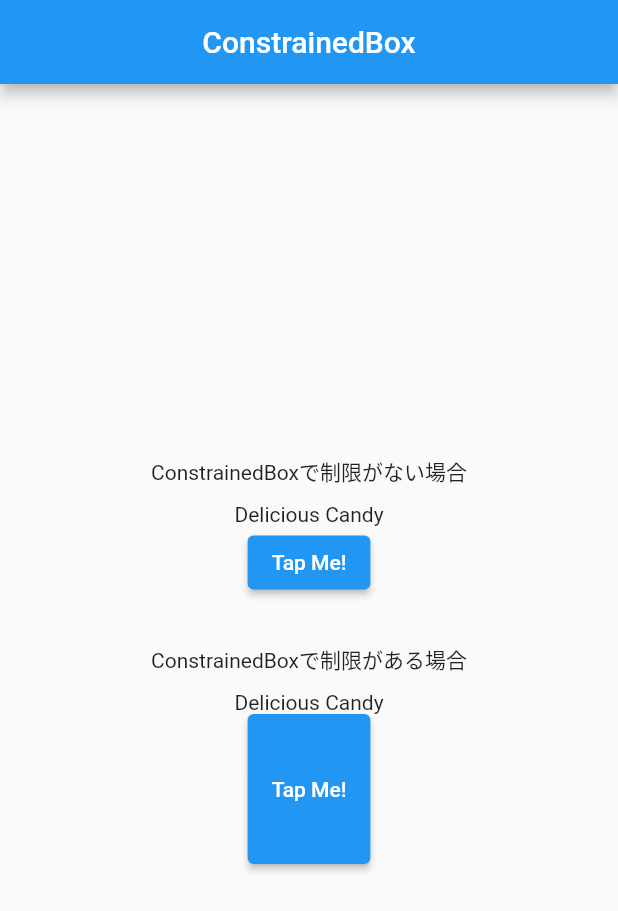
After one commit to nobushiueshi/flutter_widget_of_the_week, a Flutter app: the SamplePage048 screen opened directly, on a phone screen of 412 x 824 dp. The commit adds this screen. Shown: the top 911 px of the screen. Run offline on Flutter 3.47's test engine with Material 2 defaults, Android fonts, the phone set to English and light mode, and no system bars.

Commit message:
#048 ConstrainedBoxを追加.

```diff
--- a/lib/presentation/pages/sample/sample040_page_data_list.dart
+++ b/lib/presentation/pages/sample/sample040_page_data_list.dart
@@ -7,8 +7,10 @@ import 'package:flutter_widget_of_the_week/presentation/pages/sample040/sample_p
 import 'package:flutter_widget_of_the_week/presentation/pages/sample040/sample_page_045.dart';
 import 'package:flutter_widget_of_the_week/presentation/pages/sample040/sample_page_046.dart';
 import 'package:flutter_widget_of_the_week/presentation/pages/sample040/sample_page_047.dart';
+import 'package:flutter_widget_of_the_week/presentation/pages/sample040/sample_page_048.dart';
 
 final sample040PageDataList = <SamplePageData>[
+  SamplePageData(name: '#48 ConstrainedBox', widget: const SamplePage048()),
   SamplePageData(name: '#47 Semantics', widget: const SamplePage047()),
   SamplePageData(name: '#46 IndexedStack', widget: const SamplePage046()),
   SamplePageData(name: '#45 AnimatedPadding', widget: const SamplePage045()),
--- /dev/null
+++ b/lib/presentation/pages/sample040/sample_page_048.dart
@@ -0,0 +1,62 @@
+import 'package:flutter/material.dart';
+
+class SamplePage048 extends StatefulWidget {
+  const SamplePage048({
+    Key? key,
+  }) : super(key: key);
+
+  @override
+  State<SamplePage048> createState() => _SamplePage048State();
+}
+
+class _SamplePage048State extends State<SamplePage048> {
+  @override
+  Widget build(BuildContext context) {
+    return Scaffold(
+      appBar: AppBar(
+        title: const Text('ConstrainedBox'),
+        centerTitle: true,
+      ),
+      body: SafeArea(
+        child: Center(
+          child: Column(
+            mainAxisAlignment: MainAxisAlignment.center,
+            children: [
+              const Text('ConstrainedBoxで制限がない場合'),
+              const SizedBox(height: 10),
+              const Text(
+                'Delicious Candy',
+                textAlign: TextAlign.center,
+              ),
+              ElevatedButton(
+                onPressed: () {},
+                child: const Text('Tap Me!'),
+              ),
+              const SizedBox(height: 30),
+              const Text('ConstrainedBoxで制限がある場合'),
+              const SizedBox(height: 10),
+              ConstrainedBox(
+                constraints: const BoxConstraints(
+                  maxWidth: 100,
+                ),
+                child: const Text(
+                  'Delicious Candy',
+                  textAlign: TextAlign.center,
+                ),
+              ),
+              ConstrainedBox(
+                constraints: const BoxConstraints(
+                  minHeight: 100,
+                ),
+                child: ElevatedButton(
+                  onPressed: () {},
+                  child: const Text('Tap Me!'),
+                ),
+              ),
+            ],
+          ),
+        ),
+      ),
+    );
+  }
+}
```
Also changed, not shown: 1 other file.
